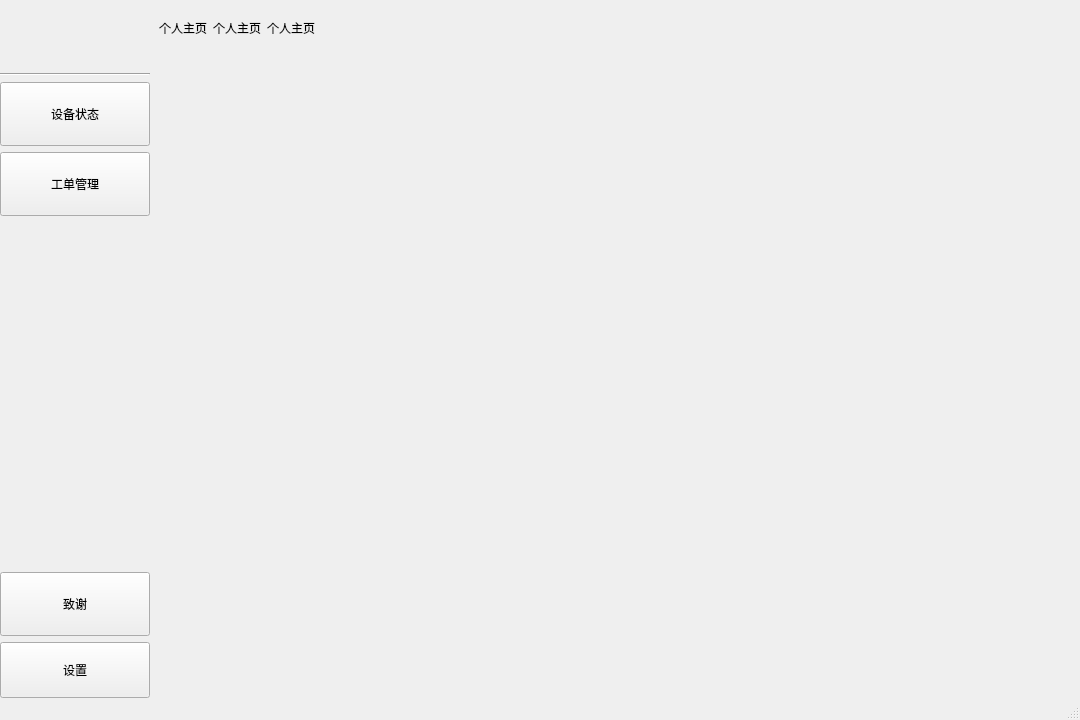
Before: the Qt Designer form Home/cell/homemainwindow.ui in wyyalhz/RemoteExpert, drawn with Qt 5.
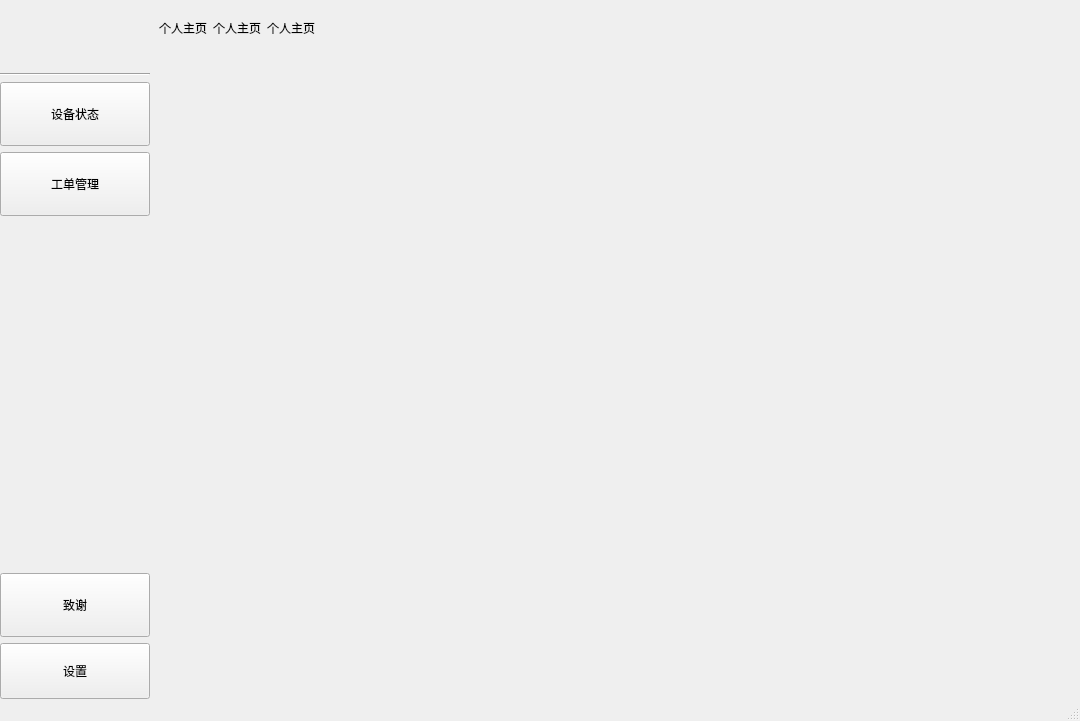
After: the same form once the commit is applied. Icons and pictures are not drawn.

```diff
--- a/Home/cell/homemainwindow.ui
+++ b/Home/cell/homemainwindow.ui
@@ -7,7 +7,7 @@
     <x>0</x>
     <y>0</y>
     <width>1080</width>
-    <height>720</height>
+    <height>721</height>
    </rect>
   </property>
   <property name="windowTitle">
```
